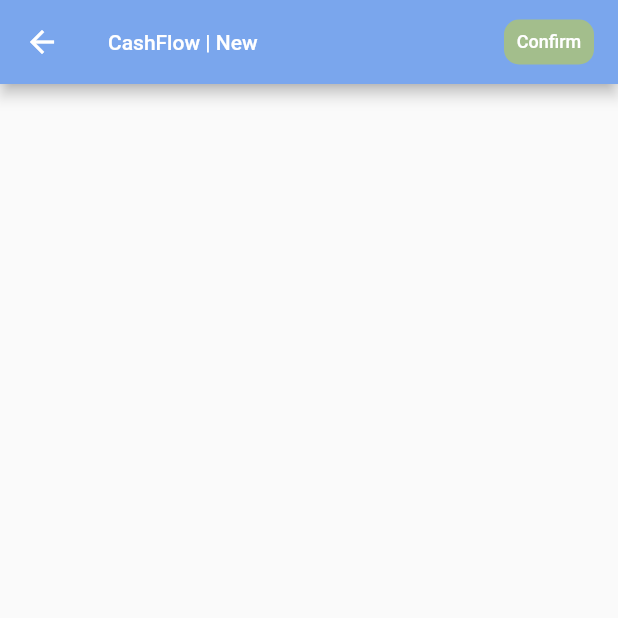
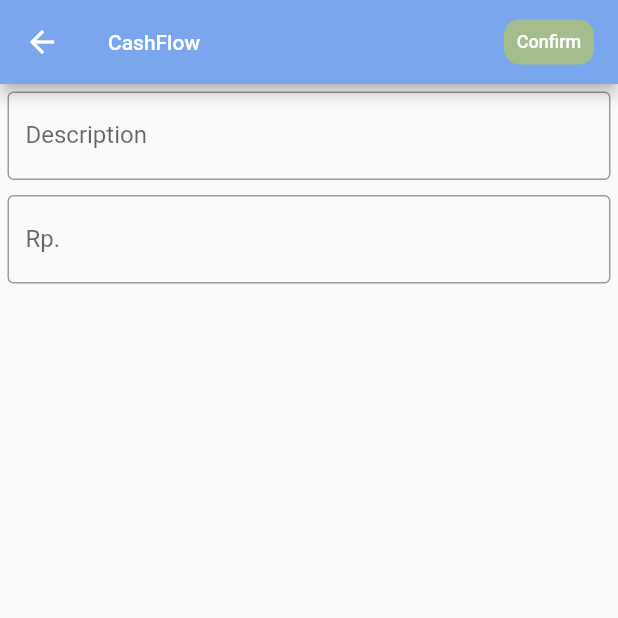
Before and after one commit to aldihsuhandi/cashflow, a Flutter app: the screen it shows after launch, after a tap on the "add" icon, on a phone screen of 412 x 824 dp, the top half of it. Run offline on Flutter 3.47's test engine with Material 2 defaults, Android fonts, the phone set to English and light mode, and no system bars; our stand-ins replace hexcolor, sqflite; accounts and stored records are empty.

Commit message:
starting to work at adding screen

```diff
--- a/lib/view/add.dart
+++ b/lib/view/add.dart
@@ -1,15 +1,75 @@
 import 'package:flutter/material.dart';
 
-import 'package:cashflow/view/header.dart';
 import 'package:cashflow/controller/entrycontroller.dart';
 
 class AddView extends StatelessWidget
 {
-    @override
-    Widget build(BuildContext context) {
-        return Scaffold(
-            appBar: TopBar("New", true),
-            // body: ,
-        );
-    }
+  TextEditingController descriptionController = TextEditingController();
+  TextEditingController moneyController = TextEditingController();
+
+  @override
+  Widget build(BuildContext context) {
+    return Scaffold(
+      appBar: AppBar(
+        backgroundColor: Theme.of(context).backgroundColor,
+        title: Center(
+          child: Row(
+            mainAxisAlignment: MainAxisAlignment.spaceBetween,
+            children: [
+              const Text(
+                "CashFlow",
+                style: TextStyle(
+                  fontSize: 14
+                ),
+              ),
+              Container(
+                width: 60,
+                height: 30,
+                decoration: const BoxDecoration(
+                  borderRadius: BorderRadius.all(
+                    Radius.circular(10)
+                  ),
+                  color: Color(0xffa3be8c),
+                ),
+                child: TextButton(
+                  onPressed: (){
+                    Navigator.pop(context);
+                  },
+                  child: const Text(
+                    "Confirm",
+                    style: TextStyle(
+                      color: Colors.white,
+                      fontSize: 12
+                    )
+                  )
+                ),
+              ),
+            ],
+          ),
+        ),
+      ),
+      body: Container(
+        padding: const EdgeInsets.all(5),
+        child: Column(
+          children: [
+            TextField(
+              controller: descriptionController,
+              decoration: const InputDecoration(
+                border: OutlineInputBorder(),
+                labelText: 'Description'
+              ),
+            ),
+            const SizedBox(height: 10),
+            TextField(
+              controller: moneyController,
+              decoration: const InputDecoration(
+                border: OutlineInputBorder(),
+                labelText: 'Rp. '
+              ),
+            )
+          ]
+        ),
+      ),
+    );
+  }
 }
--- a/lib/view/header.dart
+++ /dev/null
@@ -1,65 +0,0 @@
-import 'package:flutter/material.dart';
-
-import 'package:cashflow/view/home.dart';
-
-class TopBar extends StatelessWidget with PreferredSizeWidget{
-  final String stringHeader;
-  final bool navButton;
-  const TopBar(this.stringHeader, this.navButton); // <-- builder / constructor
-
-  @override
-  Widget build(BuildContext context)
-  {
-    List<Widget> widgets = [];
-
-    widgets.add(
-      Text(
-        "CashFlow | " + stringHeader,
-        style: const TextStyle(
-          fontSize: 14
-        ),
-      )
-    );
-
-    if(navButton == true)
-    {
-      widgets.add(
-        Container(
-          width: 60,
-          height: 30,
-          decoration: const BoxDecoration(
-            borderRadius: BorderRadius.all(
-              Radius.circular(10)
-            ),
-            color: Color(0xffa3be8c),
-          ),
-          child: TextButton(
-            onPressed: (){
-              Navigator.pop(context);
-            },
-            child: const Text(
-              "Confirm",
-              style: TextStyle(
-                color: Colors.white,
-                fontSize: 12
-              )
-            )
-          ),
-        )
-      );
-    }
-
-    return AppBar(
-      title: Center(
-        child: Row(
-          children: widgets,
-          mainAxisAlignment: MainAxisAlignment.spaceBetween,
-        ),
-      ),
-      backgroundColor: Theme.of(context).backgroundColor,
-    );
-  }
-
-  @override
-  Size get preferredSize => Size.fromHeight(kToolbarHeight);
-}
--- a/lib/view/home.dart
+++ b/lib/view/home.dart
@@ -1,6 +1,5 @@
 import 'package:flutter/material.dart';
 
-import 'package:cashflow/view/header.dart';
 import 'package:cashflow/view/add.dart';
 import 'package:cashflow/controller/entrycontroller.dart';
 
@@ -12,8 +11,17 @@ class HomePage extends StatelessWidget
     Widget build(BuildContext context)
     {
         return Scaffold(
-            // backgroundColor: context.backgroundColor,
-            appBar: TopBar("Home", false),
+            appBar: AppBar(
+              backgroundColor: Theme.of(context).backgroundColor,
+              title: const Center(
+                child: Text(
+                  "CashFlow",
+                  style: TextStyle(
+                    fontSize: 14
+                  ),
+                ),
+              ),
+            ),
             floatingActionButton: Container(
                 width: 40,
                 height: 40,
```
